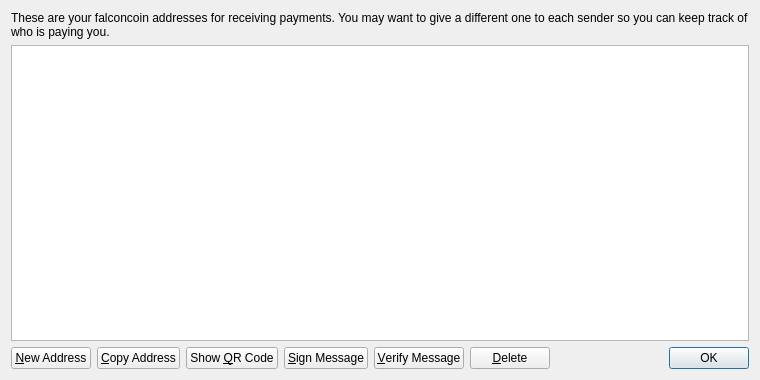
The window that src/qt/forms/addressbookpage.ui (poixninja/Vapecoin) describes before a commit, drawn with Qt 5.
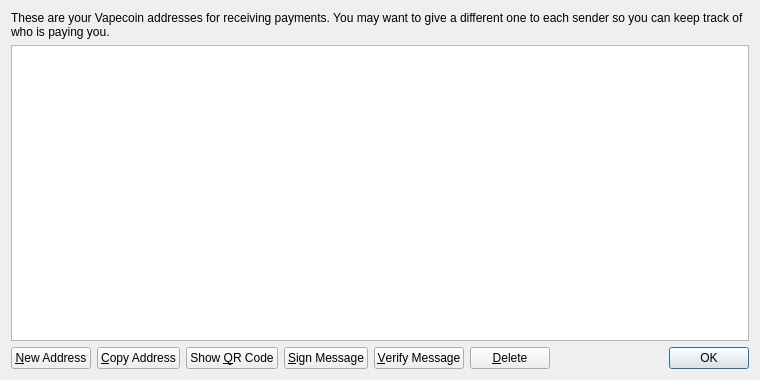
The same window after the commit. Icons and pictures are not drawn.

```diff
--- a/src/qt/forms/addressbookpage.ui
+++ b/src/qt/forms/addressbookpage.ui
@@ -17,7 +17,7 @@
    <item>
     <widget class="QLabel" name="labelExplanation">
      <property name="text">
-      <string>These are your falconcoin addresses for receiving payments. You may want to give a different one to each sender so you can keep track of who is paying you.</string>
+      <string>These are your Vapecoin addresses for receiving payments. You may want to give a different one to each sender so you can keep track of who is paying you.</string>
      </property>
      <property name="textFormat">
       <enum>Qt::PlainText</enum>
```
